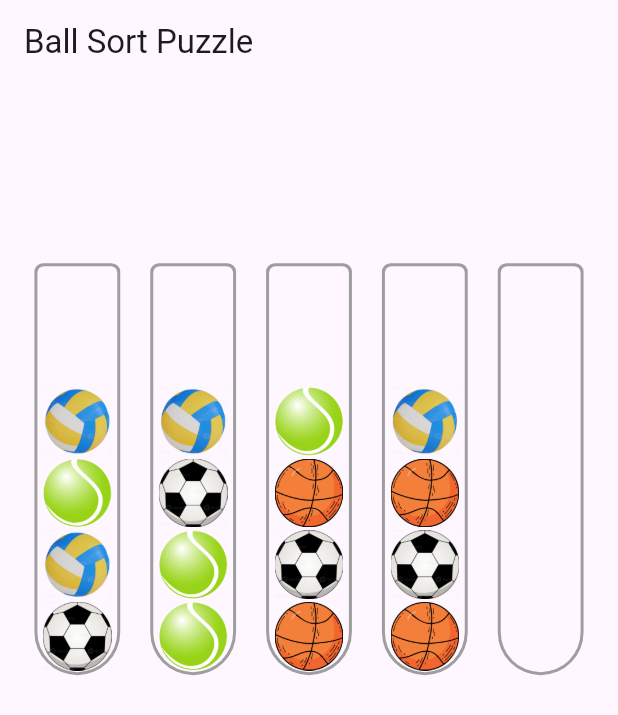
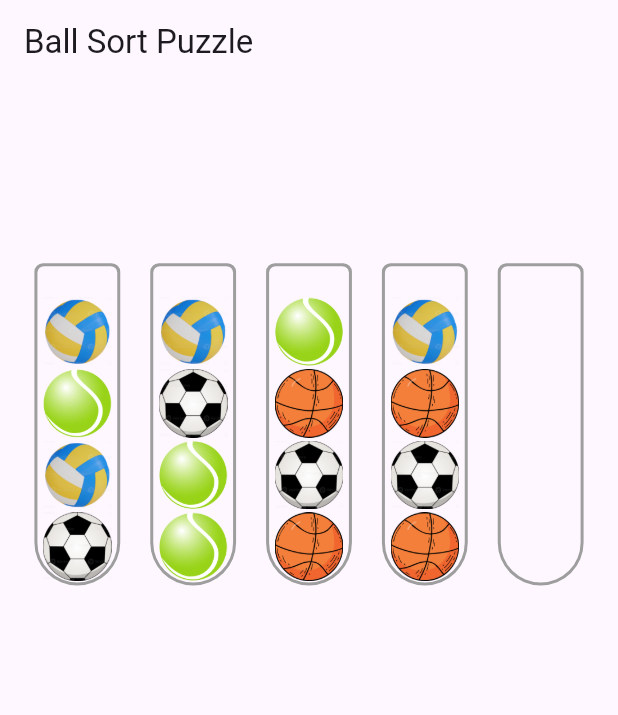
Before and after one commit to Erihmar1259/ball_sort, a Flutter app: the screen it shows after launch, on a phone screen of 412 x 824 dp. Shown: the top 715 px of the screen. Run offline on Flutter 3.47's test engine with Material 3 defaults, Android fonts, the light colour scheme and no system bars; our stand-ins replace flutter_screenutil.

Commit message:
it's work but same ball all invisible

```diff
--- a/lib/tube.dart
+++ b/lib/tube.dart
@@ -18,7 +18,12 @@ class Tube extends StatelessWidget {
         bool isSelected = provider.selectedTubeID == tubeID;
         bool isTopBallVisible = provider.isTopBallVisible[tubeID] ?? true;
 
-        return GestureDetector(
+
+        return Column(
+          mainAxisAlignment: MainAxisAlignment.end,
+          crossAxisAlignment: CrossAxisAlignment.end,
+          children: [
+            GestureDetector(
               onTapDown: (details) {
                 provider.selectTube(tubeID, details.globalPosition);
               },
@@ -26,7 +31,7 @@ class Tube extends StatelessWidget {
                 children: [
                   Container(
                     width: 50.w,
-                height: 230.h,
+                    height: 180.h,
                     margin: const EdgeInsets.symmetric(horizontal: 10),
                     decoration: BoxDecoration(
                       border: Border.all(color: isSelected ? Colors.blue : Colors.grey, width: 2),
@@ -40,22 +45,29 @@ class Tube extends StatelessWidget {
                     child: Column(
                       mainAxisAlignment: MainAxisAlignment.end,
                       children: balls.map((imagePath) {
-                    return (isSelected && balls.first.isNotEmpty)?Container():DraggableBall(imagePath: imagePath, id: tubeID);
+                        bool isTopBall = balls.isNotEmpty && balls.first == imagePath;
+                        return isTopBall && !isTopBallVisible
+                            ? Container(width: 40.w, height: 40.h)
+                            : DraggableBall(imagePath: imagePath, id: tubeID);
                       }).toList(),
+                      //   return DraggableBall(imagePath: imagePath, id: tubeID);
+                      // }).toList(),
                     ),
                   ),
-              // if (isSelected && balls.isNotEmpty)
-              //   Positioned(
-              //     top: 0,
-              //     left: 0,
-              //     right: 0,
-              //     child: Align(
-              //       alignment: Alignment.topCenter,
-              //       child: isTopBallVisible ? Ball(imagePath: balls.first) : Container(),
-              //     ),
-              //   ),
+                  if (isSelected && balls.isNotEmpty)
+                    Positioned(
+                      top: 0,
+                      left: 0,
+                      right: 0,
+                      child: Align(
+                        alignment: Alignment.topCenter,
+                        child: Ball(imagePath: balls.first),
+                      ),
+                    ),
                 ],
               ),
+            ),
+          ],
         );
       },
     );
```
Lines whose indentation alone changed are shown as unchanged.
